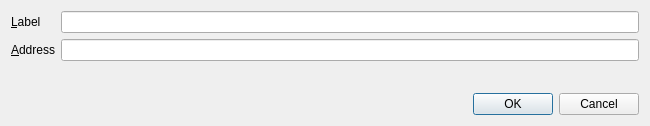
VaporumCoin/VaporumOcean-0.7.2, file src/qt/forms/editzaddressdialog.ui: the form before one commit.
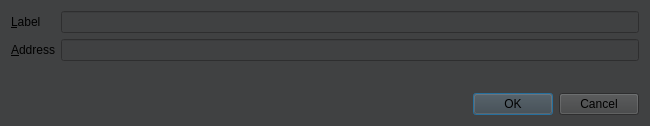
The form after the commit. Custom widgets are drawn as their Qt base class.

Patch:
```diff
--- a/src/qt/forms/editzaddressdialog.ui
+++ b/src/qt/forms/editzaddressdialog.ui
@@ -13,6 +13,9 @@
   <property name="windowTitle">
    <string>Edit z-address</string>
   </property>
+  <property name="styleSheet">
+   <string notr="true">background-color: rgb(64, 65, 66);</string>
+  </property>
   <layout class="QVBoxLayout" name="verticalLayout">
    <item>
     <layout class="QFormLayout" name="formLayout">
```
